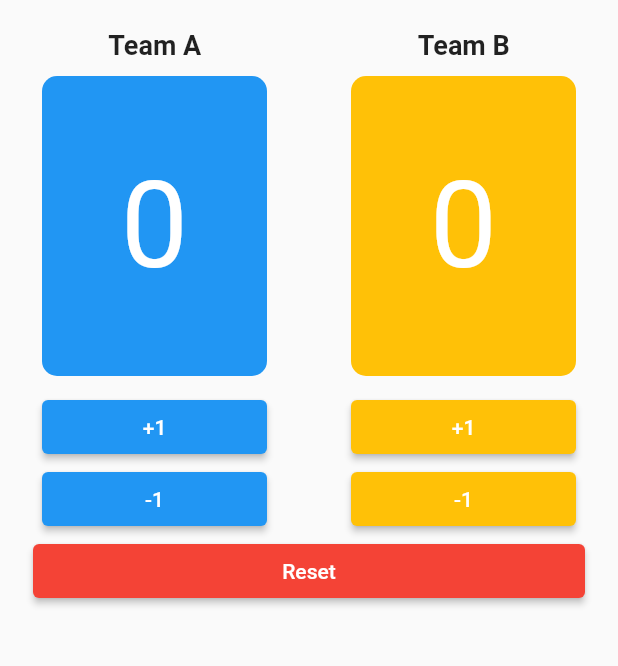
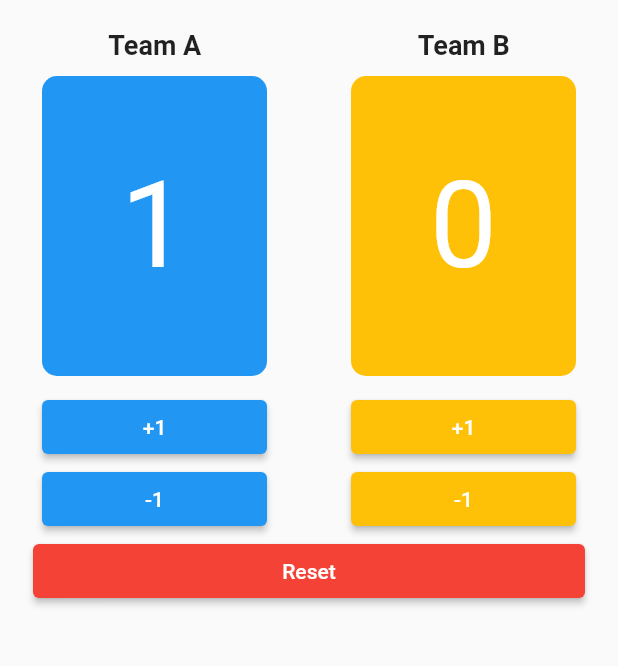
Before and after one commit to muhammadfarros12/score_counter_app, a Flutter app: the screen it shows after launch, after a tap on "+1", on a phone screen of 412 x 824 dp, the part 152-818 px from its top. Run offline on Flutter 3.47's test engine with Material 2 defaults, Android fonts, the phone set to English and light mode, and no system bars.

Commit message:
adding provider

```diff
--- a/lib/home_page.dart
+++ b/lib/home_page.dart
@@ -1,10 +1,13 @@
 import 'package:flutter/material.dart';
+import 'package:provider/provider.dart';
+import 'package:score_counter_app/provider.dart';
 
 class HomePage extends StatelessWidget {
   const HomePage({super.key});
 
   @override
   Widget build(BuildContext context) {
+    final counterProvider = Provider.of<CounterProvider>(context);
     return Scaffold(
       appBar: AppBar(title: const Text("Score Counter App"),),
       body: Center(
@@ -34,7 +37,7 @@ class HomePage extends StatelessWidget {
                     color: Colors.blue,
                     borderRadius: BorderRadius.circular(10),
                   ),
-                  child: const Center(child: Text("0", style: TextStyle(fontSize: 80, color: Colors.white),)),
+                  child: Center(child: Text("${counterProvider.countA}", style: const TextStyle(fontSize: 80, color: Colors.white),)),
                 ),
                 Container(
                   width: 150,
@@ -43,7 +46,7 @@ class HomePage extends StatelessWidget {
                     color: Colors.amber,
                     borderRadius: BorderRadius.circular(10)
                   ),
-                  child: const Center(child: Text("0", style: TextStyle(fontSize: 80, color: Colors.white),)),
+                  child: Center(child: Text("${counterProvider.countB}", style: const TextStyle(fontSize: 80, color: Colors.white),)),
                 ),
               ],
             ),
@@ -52,10 +55,10 @@ class HomePage extends StatelessWidget {
             Row(
               mainAxisAlignment: MainAxisAlignment.spaceAround,
               children: [
-                ElevatedButton(onPressed: (){}, style: ElevatedButton.styleFrom(
+                ElevatedButton(onPressed: () => counterProvider.increamentA(), style: ElevatedButton.styleFrom(
                   fixedSize: const Size(150, 30)
                 ), child: const Text("+1"),),
-                ElevatedButton(onPressed: (){}, style: ElevatedButton.styleFrom(
+                ElevatedButton(onPressed: () => counterProvider.increamentB(), style: ElevatedButton.styleFrom(
                   fixedSize: const Size(150, 30),
                   backgroundColor: Colors.amber
                 ), child: const Text("+1"),),
@@ -65,10 +68,10 @@ class HomePage extends StatelessWidget {
             Row(
               mainAxisAlignment: MainAxisAlignment.spaceAround,
               children: [
-                ElevatedButton(onPressed: (){}, style: ElevatedButton.styleFrom(
+                ElevatedButton(onPressed: () => counterProvider.decreamentA(), style: ElevatedButton.styleFrom(
                   fixedSize: const Size(150, 30)
                 ), child: const Text("-1"),),
-                ElevatedButton(onPressed: (){}, style: ElevatedButton.styleFrom(
+                ElevatedButton(onPressed: () => counterProvider.decreamentB(), style: ElevatedButton.styleFrom(
                   fixedSize: const Size(150, 30),
                   backgroundColor: Colors.amber
                 ), child: const Text("-1"),),
@@ -78,7 +81,7 @@ class HomePage extends StatelessWidget {
             Container(
               margin: const EdgeInsets.symmetric(horizontal: 22),
               width: double.infinity,
-              child: ElevatedButton(onPressed: (){}, style: ElevatedButton.styleFrom(backgroundColor: Colors.red), child: const Text("Reset"),))
+              child: ElevatedButton(onPressed: () => counterProvider.reset(), style: ElevatedButton.styleFrom(backgroundColor: Colors.red), child: const Text("Reset"),))
           ],
         )
       ),
--- a/lib/main.dart
+++ b/lib/main.dart
@@ -1,8 +1,12 @@
 import 'package:flutter/material.dart';
+import 'package:provider/provider.dart';
 import 'package:score_counter_app/home_page.dart';
+import 'package:score_counter_app/provider.dart';
 
 void main() {
-  runApp(const MyApp());
+  runApp(MultiProvider(
+    providers: [ChangeNotifierProvider(create: (_) => CounterProvider())],
+    child: const MyApp()));
 }
 
 class MyApp extends StatelessWidget {
--- /dev/null
+++ b/lib/provider.dart
@@ -0,0 +1,36 @@
+import 'package:flutter/foundation.dart';
+
+class CounterProvider with ChangeNotifier {
+  int _counterA = 0;
+  int _counterB = 0;
+
+  int get countA => _counterA;
+  int get countB => _counterB;
+
+  increamentA(){
+    _counterA++;
+    notifyListeners();
+  }
+
+  increamentB(){
+    _counterB++;
+    notifyListeners();
+  }
+
+  decreamentA(){
+    _counterA--;
+    notifyListeners();
+  }
+
+  decreamentB(){
+    _counterB--;
+    notifyListeners();
+  }
+
+  reset(){
+    _counterA = 0;
+    _counterB = 0;
+    notifyListeners();
+  }
+
+}
--- a/pubspec.yaml
+++ b/pubspec.yaml
@@ -36,6 +36,7 @@ dependencies:
   # The following adds the Cupertino Icons font to your application.
   # Use with the CupertinoIcons class for iOS style icons.
   cupertino_icons: ^1.0.2
+  provider: ^6.0.5
 
 dev_dependencies:
   flutter_test:
```
Also changed, not shown: pubspec.lock.
